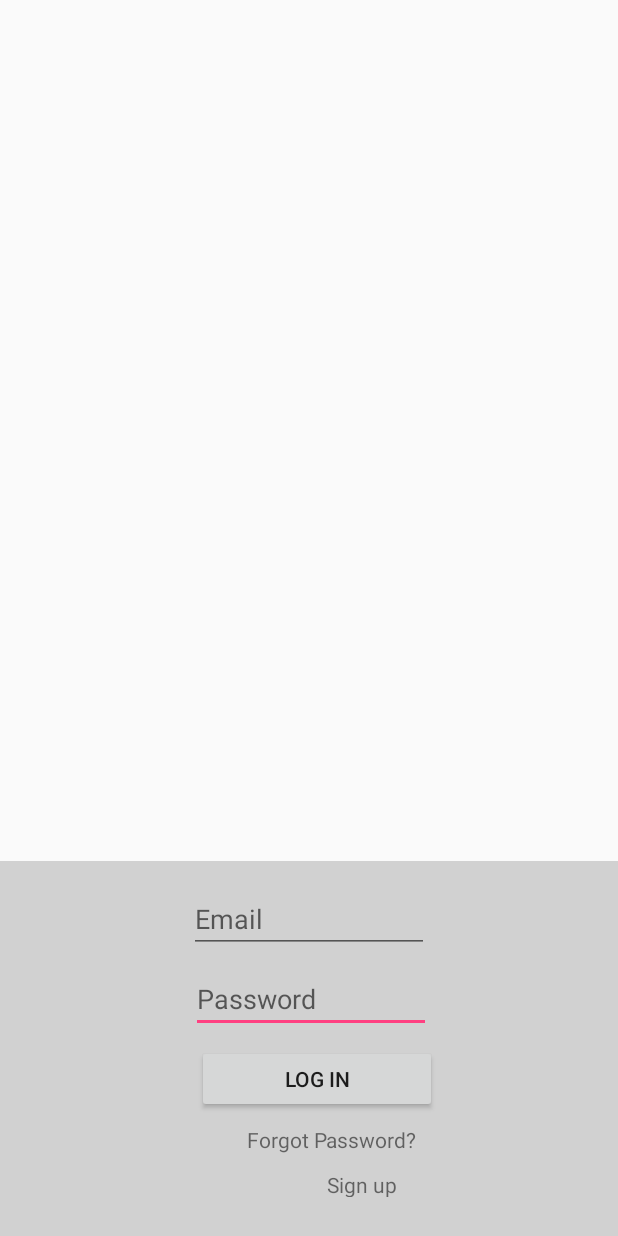
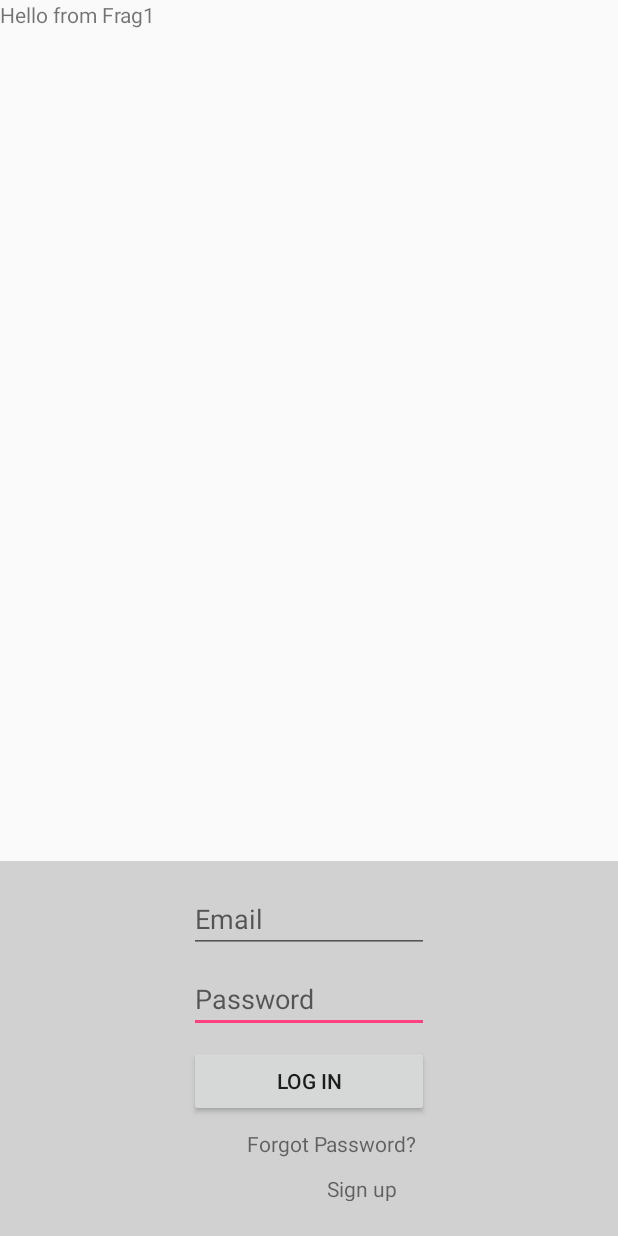
Before and after one commit to CS3398-Cappucino-Dreamers/CS3398-Cappucino-F2017, an Android app: the LoginActivity screen opened directly, with no data from a screen before it, on a phone screen of 412 x 824 dp. Run offline under Robolectric (Android 15) with nearby library versions, the phone set to English and light mode, and no system bars.

Commit message:
Created Scrollable Page functionality on Login Activity
Scrolls between a max of four fragments on the top half of the login activity

```diff
--- a/MyApplication/app/build.gradle
+++ b/MyApplication/app/build.gradle
@@ -27,5 +27,6 @@ dependencies {
     compile 'com.android.support:appcompat-v7:25.3.1'
     compile 'com.android.support.constraint:constraint-layout:1.0.2'
     compile 'com.android.support:design:25.3.1'
+    compile 'com.android.support:support-v4:25.3.1'
     testCompile 'junit:junit:4.12'
 }
--- a/MyApplication/app/src/main/java/com/example/ben/fitordie/Login/LoginActivity.java
+++ b/MyApplication/app/src/main/java/com/example/ben/fitordie/Login/LoginActivity.java
@@ -2,6 +2,7 @@ package com.example.ben.fitordie.Login;
 
 import android.content.Intent;
 import android.nfc.Tag;
+import android.support.v4.view.ViewPager;
 import android.support.v7.app.AppCompatActivity;
 import android.os.Bundle;
 import android.util.Log;
@@ -9,11 +10,17 @@ import android.view.View;
 import android.widget.Button;
 import android.widget.TextView;
 
+import com.example.ben.fitordie.Login.SwipeViews.LoginFragmentPagerAdapter;
 import com.example.ben.fitordie.R;
 
+/**
+ * Allows users to login to the app or go to a sign-up activity. The top half of the activity
+ * is scrollable pages that allows users to discover more about our app. (info about it)
+ */
 public class LoginActivity extends AppCompatActivity {
 
-
+    private ViewPager mPager; // For swiping between fragments
+    private LoginFragmentPagerAdapter mAdapter; // represents each page as a Fragment
     private TextView signUpText; // Sign Up Text that will be clickable
 
     @Override
@@ -22,6 +29,13 @@ public class LoginActivity extends AppCompatActivity {
         setContentView(R.layout.activity_fit_or_die);
 
         signUpText = (TextView) findViewById(R.id.signUp);
+
+        // Custom FragmentPagerAdapter is set to ViewPager to manage fragment instances
+        mAdapter = new LoginFragmentPagerAdapter(getSupportFragmentManager());
+        mPager = (ViewPager)findViewById(R.id.viewPager);
+        mPager.setAdapter(mAdapter);
+
+        setPageListener(); // sets the page scroll listener for the ViewPager
 
         initializeListeners();
 
@@ -50,5 +64,24 @@ public class LoginActivity extends AppCompatActivity {
 
     }
 
+    public void setPageListener(){
+        mPager.addOnPageChangeListener(new ViewPager.OnPageChangeListener() {
+            @Override
+            public void onPageScrolled(int position, float positionOffset, int positionOffsetPixels) {
 
+            }
+
+            @Override
+            public void onPageSelected(int position) {
+                    Log.d("TAG", "onPageSelected: " + position);
+                    mPager.setCurrentItem(position);
+            }
+
+            @Override
+            public void onPageScrollStateChanged(int state) {
+
+            }
+        });
+
+    }
 }
--- /dev/null
+++ b/MyApplication/app/src/main/java/com/example/ben/fitordie/Login/SwipeViews/LoginFragmentPagerAdapter.java
@@ -0,0 +1,51 @@
+package com.example.ben.fitordie.Login.SwipeViews;
+
+import android.support.v4.app.Fragment;
+import android.support.v4.app.FragmentManager;
+import android.support.v4.app.FragmentPagerAdapter;
+import android.util.Log;
+
+/**
+ * Created by Ben on 10/7/2017.
+ */
+
+/**
+ * Represents each page as a fragment that is kept persistently in memory as long as the user
+ * can navigate to the different pages. Used as an adapter to
+ */
+public class LoginFragmentPagerAdapter extends FragmentPagerAdapter {
+
+
+    private final static int NUM_ITEMS = 4; // number of fragments in our FragmentPagerAdapter
+
+    public LoginFragmentPagerAdapter(FragmentManager fm) {
+        super(fm);
+    }
+
+    /**
+     * This is only called the first time the fragments are loaded. With FragmentPagerAdapters, the
+     * fragments stay in memory and don't get deleted. Should be lightweight pages or not very many.
+     * @param position Position of the page that is needed to be loaded. The Page that it is currently
+     * on will be called and then the next page as well. (Unless it's the last page).
+     * @return Fragment instance corresponding to the position
+     */
+    @Override
+    public Fragment getItem(int position) {
+        Log.d("TAG", "getItem: " + position);
+        switch(position) {
+            case 0: return PageOneFragment.newInstance();
+            case 1: return PageTwoFragment.newInstance();
+            case 2: return PageThreeFragment.newInstance();
+            case 3: return PageFourFragment.newInstance();
+            default:
+                return null;
+        }
+    }
+
+    @Override
+    public int getCount() {
+        return NUM_ITEMS;
+    }
+
+
+}
--- /dev/null
+++ b/MyApplication/app/src/main/java/com/example/ben/fitordie/Login/SwipeViews/PageOneFragment.java
@@ -0,0 +1,57 @@
+package com.example.ben.fitordie.Login.SwipeViews;
+
+import android.content.Context;
+import android.net.Uri;
+import android.os.Bundle;
+import android.support.v4.app.Fragment;
+import android.view.LayoutInflater;
+import android.view.View;
+import android.view.ViewGroup;
+
+import com.example.ben.fitordie.R;
+
+/**
+ * A simple {@link Fragment} subclass.
+ * Activities that contain this fragment must implement the
+ * {@link PageOneFragment.OnFragmentInteractionListener} interface
+ * to handle interaction events.
+ * Use the {@link PageOneFragment#newInstance} factory method to
+ * create an instance of this fragment.
+ */
+public class PageOneFragment extends Fragment {
+
+
+
+    public PageOneFragment() {
+        // Required empty public constructor
+    }
+
+    /**
+     * Use this factory method to create a new instance of
+     * this fragment using the provided parameters.
+     *
+     * @param param1 Parameter 1.
+     * @param param2 Parameter 2.
+     * @return A new instance of fragment PageOneFragment.
+     */
+    // TODO: Rename and change types and number of parameters
+    public static PageOneFragment newInstance() {
+        PageOneFragment fragment = new PageOneFragment();
+
+        return fragment;
+    }
+
+    @Override
+    public void onCreate(Bundle savedInstanceState) {
+        super.onCreate(savedInstanceState);
+
+    }
+
+    @Override
+    public View onCreateView(LayoutInflater inflater, ViewGroup container,
+                             Bundle savedInstanceState) {
+        // Inflate the layout for this fragment
+        return inflater.inflate(R.layout.fragment_page_one, container, false);
+    }
+
+}
--- /dev/null
+++ b/MyApplication/app/src/main/java/com/example/ben/fitordie/Login/SwipeViews/PageTwoFragment.java
@@ -0,0 +1,55 @@
+package com.example.ben.fitordie.Login.SwipeViews;
+
+import android.os.Bundle;
+import android.support.v4.app.Fragment;
+import android.view.LayoutInflater;
+import android.view.View;
+import android.view.ViewGroup;
+
+import com.example.ben.fitordie.R;
+
+/**
+ * A simple {@link Fragment} subclass.
+ * Activities that contain this fragment must implement the
+ * {@link PageTwoFragment.OnFragmentInteractionListener} interface
+ * to handle interaction events.
+ * Use the {@link PageTwoFragment#newInstance} factory method to
+ * create an instance of this fragment.
+ */
+public class PageTwoFragment extends Fragment {
+
+
+
+    public PageTwoFragment() {
+        // Required empty public constructor
+    }
+
+    /**
+     * Use this factory method to create a new instance of
+     * this fragment using the provided parameters.
+     *
+     * @param param1 Parameter 1.
+     * @param param2 Parameter 2.
+     * @return A new instance of fragment PageOneFragment.
+     */
+    // TODO: Rename and change types and number of parameters
+    public static PageTwoFragment newInstance() {
+        PageTwoFragment fragment = new PageTwoFragment();
+
+        return fragment;
+    }
+
+    @Override
+    public void onCreate(Bundle savedInstanceState) {
+        super.onCreate(savedInstanceState);
+
+    }
+
+    @Override
+    public View onCreateView(LayoutInflater inflater, ViewGroup container,
+                             Bundle savedInstanceState) {
+        // Inflate the layout for this fragment
+        return inflater.inflate(R.layout.fragment_page_two, container, false);
+    }
+
+}
--- a/MyApplication/app/src/main/res/layout/activity_fit_or_die.xml
+++ b/MyApplication/app/src/main/res/layout/activity_fit_or_die.xml
@@ -6,15 +6,28 @@
     android:layout_height="match_parent"
     tools:context="com.example.ben.fitordie.Login.LoginActivity">
 
+    <!-- To Swipe between tabs -->
+    <android.support.v4.view.ViewPager xmlns:android="http://schemas.android.com/apk/res/android"
+        android:id="@+id/viewPager"
+        android:layout_width="0dp"
+        android:layout_height="0dp"
+        android:layout_marginBottom="0dp"
+        android:layout_marginLeft="0dp"
+        android:layout_marginRight="0dp"
+        android:layout_marginTop="0dp"
+        app:layout_constraintBottom_toTopOf="@+id/bottomLoginLayout"
+        app:layout_constraintHorizontal_bias="0.0"
+        app:layout_constraintLeft_toLeftOf="parent"
+        app:layout_constraintRight_toRightOf="parent"
+        app:layout_constraintTop_toTopOf="parent"
+        app:layout_constraintVertical_bias="1.0" />
+
     <!-- This constraint layout holds the bottom half of the login activity -->
     <android.support.constraint.ConstraintLayout
         android:id="@+id/bottomLoginLayout"
         android:background="@color/lightGray"
         android:layout_width="0dp"
         android:layout_height="250dp"
-        android:layout_marginBottom="0dp"
-        android:layout_marginLeft="0dp"
-        android:layout_marginRight="0dp"
         android:layout_marginTop="8dp"
         app:layout_constraintBottom_toBottomOf="parent"
         app:layout_constraintHorizontal_bias="0.0"
@@ -35,7 +48,7 @@
             app:layout_constraintRight_toRightOf="@+id/username"
             app:layout_constraintTop_toBottomOf="@+id/forgotPassword"
             app:layout_constraintVertical_bias="0.133"
-            tools:layout_editor_absoluteY="204dp" />
+            android:layout_marginEnd="8dp" />
 
         <TextView
             android:id="@+id/forgotPassword"
@@ -45,14 +58,14 @@
             android:layout_marginTop="8dp"
             app:layout_constraintTop_toBottomOf="@+id/loginBtn"
             android:layout_marginRight="8dp"
-            app:layout_constraintRight_toRightOf="@+id/username" />
+            app:layout_constraintRight_toRightOf="@+id/username"
+            android:layout_marginEnd="8dp" />
 
         <Button
             android:id="@+id/loginBtn"
             android:layout_width="160dp"
-            android:layout_height="45dp"
+            android:layout_height="48dp"
             android:layout_marginBottom="80dp"
-            android:layout_marginRight="-5dp"
             android:layout_marginTop="8dp"
             android:text="Log in"
             app:layout_constraintBottom_toBottomOf="parent"
@@ -64,7 +77,6 @@
             android:id="@+id/password"
             android:layout_width="160dp"
             android:layout_height="45dp"
-            android:layout_marginRight="-1dp"
             android:layout_marginTop="8dp"
             android:ems="10"
             android:inputType="textPassword"
@@ -84,7 +96,9 @@
             android:inputType="text"
             app:layout_constraintLeft_toLeftOf="parent"
             app:layout_constraintRight_toRightOf="parent"
-            app:layout_constraintTop_toTopOf="parent" />
+            app:layout_constraintTop_toTopOf="parent"
+            android:layout_marginStart="8dp"
+            android:layout_marginEnd="8dp" />
 
     </android.support.constraint.ConstraintLayout>
 
--- /dev/null
+++ b/MyApplication/app/src/main/res/layout/fragment_page_one.xml
@@ -0,0 +1,13 @@
+<FrameLayout xmlns:android="http://schemas.android.com/apk/res/android"
+    xmlns:tools="http://schemas.android.com/tools"
+    android:layout_width="match_parent"
+    android:layout_height="match_parent"
+    tools:context="com.example.ben.fitordie.Login.SwipeViews.PageOneFragment">
+
+    <!-- TODO: Update blank fragment layout -->
+    <TextView
+        android:layout_width="match_parent"
+        android:layout_height="match_parent"
+        android:text="@string/fragmentOne" />
+
+</FrameLayout>
--- a/MyApplication/app/src/main/res/values/strings.xml
+++ b/MyApplication/app/src/main/res/values/strings.xml
@@ -14,4 +14,10 @@
     <string name="enterPass">"Password"</string>
     <string name="enterConfirmPass">"Confirm Password"</string>
     <string name="or">or</string>
+
+    <!-- TODO: Remove or change this placeholder text -->
+    <string name="fragmentOne">Hello from Frag1</string>
+    <string name="fragmentTwo">Hello from Frag2</string>
+    <string name="fragmentThree">Hello from Frag3</string>
+    <string name="fragmentFour">Hello from Frag 4</string>
 </resources>
```
Also changed, not shown: MyApplication/app/src/main/java/com/example/ben/fitordie/Login/SwipeViews/PageFourFragment.java (added, +55 -0 lines), MyApplication/app/src/main/java/com/example/ben/fitordie/Login/SwipeViews/PageThreeFragment.java (added, +55 -0 lines), MyApplication/app/src/main/res/layout/fragment_page_four.xml (added, +13 -0 lines), MyApplication/app/src/main/res/layout/fragment_page_three.xml (added, +13 -0 lines), MyApplication/app/src/main/res/layout/fragment_page_two.xml (added, +13 -0 lines).
